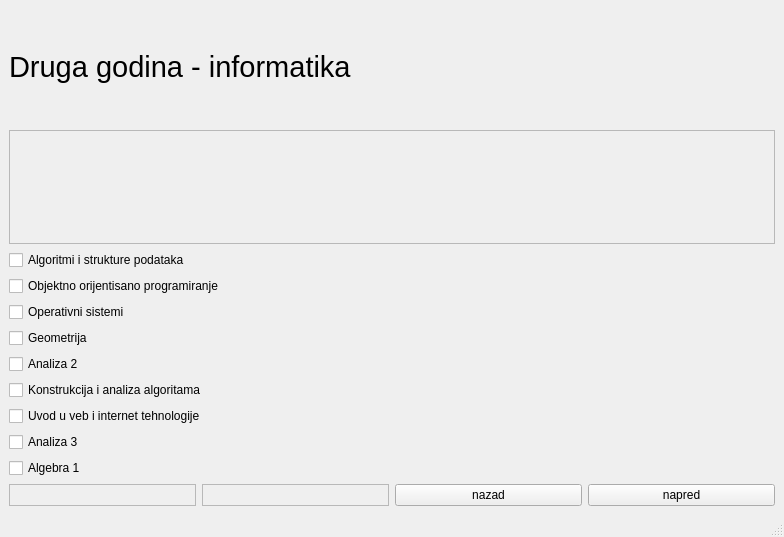
stenjo1/MATF_Planner, file Planer/MatfPlaner/forms/SecondYearI.ui: the form before one commit.
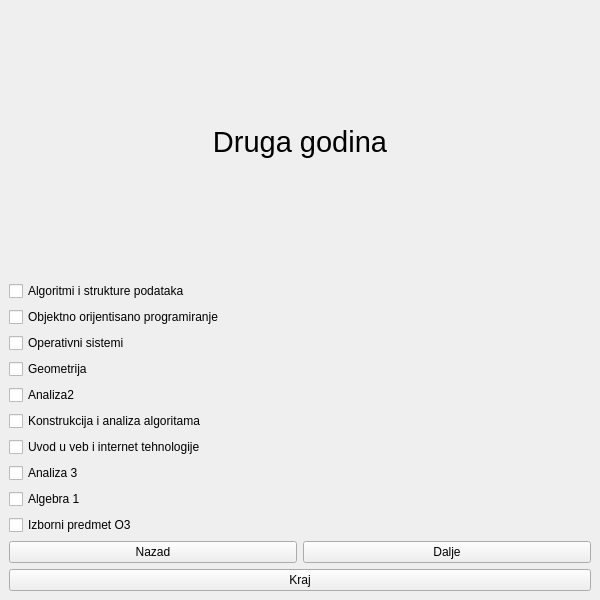
The form after the commit.

Diff of the .ui file:
```diff
--- a/Planer/MatfPlaner/forms/SecondYearI.ui
+++ b/Planer/MatfPlaner/forms/SecondYearI.ui
@@ -6,153 +6,127 @@
    <rect>
     <x>0</x>
     <y>0</y>
-    <width>784</width>
-    <height>537</height>
+    <width>600</width>
+    <height>600</height>
    </rect>
   </property>
   <property name="windowTitle">
    <string>MainWindow</string>
   </property>
   <widget class="QWidget" name="centralwidget">
-   <layout class="QGridLayout" name="gridLayout">
-    <item row="0" column="0">
-     <layout class="QVBoxLayout" name="verticalLayout_3">
+   <layout class="QVBoxLayout" name="verticalLayout">
       <item>
-       <widget class="QLabel" name="label_6">
+     <widget class="QLabel" name="label">
         <property name="font">
          <font>
           <pointsize>22</pointsize>
          </font>
         </property>
         <property name="text">
-         <string>Druga godina - informatika</string>
-        </property>
-       </widget>
-      </item>
-      <item>
-       <widget class="QFrame" name="frame_6">
-        <property name="frameShape">
-         <enum>QFrame::StyledPanel</enum>
-        </property>
-        <property name="frameShadow">
-         <enum>QFrame::Raised</enum>
-        </property>
+       <string>Druga godina</string>
+      </property>
+      <property name="alignment">
+       <set>Qt::AlignCenter</set>
+      </property>
        </widget>
       </item>
       <item>
-       <layout class="QVBoxLayout" name="verticalLayout_5">
-        <item>
-         <widget class="QCheckBox" name="checkBox_11">
+     <widget class="QCheckBox" name="cbAISP">
           <property name="text">
            <string>Algoritmi i strukture podataka</string>
           </property>
          </widget>
         </item>
         <item>
-         <widget class="QCheckBox" name="checkBox_13">
+     <widget class="QCheckBox" name="cbOOP">
           <property name="text">
            <string>Objektno orijentisano programiranje</string>
           </property>
          </widget>
         </item>
         <item>
-         <widget class="QCheckBox" name="checkBox_12">
+     <widget class="QCheckBox" name="cbOS">
           <property name="text">
            <string>Operativni sistemi</string>
           </property>
          </widget>
         </item>
         <item>
-         <widget class="QCheckBox" name="checkBox_10">
+     <widget class="QCheckBox" name="cbG">
           <property name="text">
            <string>Geometrija</string>
           </property>
          </widget>
         </item>
         <item>
-         <widget class="QCheckBox" name="checkBox">
+     <widget class="QCheckBox" name="cbA2">
           <property name="text">
-           <string>Analiza 2</string>
+       <string>Analiza2</string>
           </property>
          </widget>
         </item>
         <item>
-         <layout class="QVBoxLayout" name="verticalLayout_6">
-          <item>
-           <widget class="QCheckBox" name="checkBox_15">
+     <widget class="QCheckBox" name="cbKIAA">
             <property name="text">
              <string>Konstrukcija i analiza algoritama</string>
             </property>
            </widget>
           </item>
           <item>
-           <widget class="QCheckBox" name="checkBox_17">
+     <widget class="QCheckBox" name="cbUVIT">
             <property name="text">
              <string>Uvod u veb i internet tehnologije</string>
             </property>
            </widget>
           </item>
           <item>
-           <widget class="QCheckBox" name="checkBox_16">
+     <widget class="QCheckBox" name="cbA3">
             <property name="text">
              <string>Analiza 3</string>
             </property>
            </widget>
           </item>
           <item>
-           <widget class="QCheckBox" name="checkBox_14">
+     <widget class="QCheckBox" name="cbAlgebra">
             <property name="text">
              <string>Algebra 1</string>
             </property>
            </widget>
           </item>
           <item>
-           <layout class="QHBoxLayout" name="horizontalLayout_3">
-            <item>
-             <widget class="QFrame" name="frame_4">
-              <property name="frameShape">
-               <enum>QFrame::StyledPanel</enum>
-              </property>
-              <property name="frameShadow">
-               <enum>QFrame::Raised</enum>
-              </property>
+     <widget class="QCheckBox" name="cbIzborniO3">
+      <property name="text">
+       <string>Izborni predmet O3</string>
+      </property>
              </widget>
             </item>
             <item>
-             <widget class="QFrame" name="frame_5">
-              <property name="frameShape">
-               <enum>QFrame::StyledPanel</enum>
-              </property>
-              <property name="frameShadow">
-               <enum>QFrame::Raised</enum>
-              </property>
+     <layout class="QHBoxLayout" name="horizontalLayout">
+      <item>
+       <widget class="QPushButton" name="pbBack">
+        <property name="text">
+         <string>Nazad</string>
+        </property>
              </widget>
             </item>
             <item>
-             <widget class="QPushButton" name="back_button">
+       <widget class="QPushButton" name="pbNext">
               <property name="text">
-               <string>nazad</string>
+         <string>Dalje</string>
               </property>
              </widget>
             </item>
+     </layout>
+    </item>
             <item>
-             <widget class="QPushButton" name="forward_button">
+     <widget class="QPushButton" name="pbEnd">
               <property name="text">
-               <string>napred</string>
+       <string>Kraj</string>
               </property>
              </widget>
             </item>
            </layout>
-          </item>
-         </layout>
-        </item>
-       </layout>
-      </item>
-     </layout>
-    </item>
-   </layout>
   </widget>
-  <widget class="QStatusBar" name="statusbar"/>
  </widget>
  <resources/>
  <connections>
```
Left out of the diff: 19 changed lines with no effect on the pictures. Lines whose indentation alone changed are shown as unchanged.
